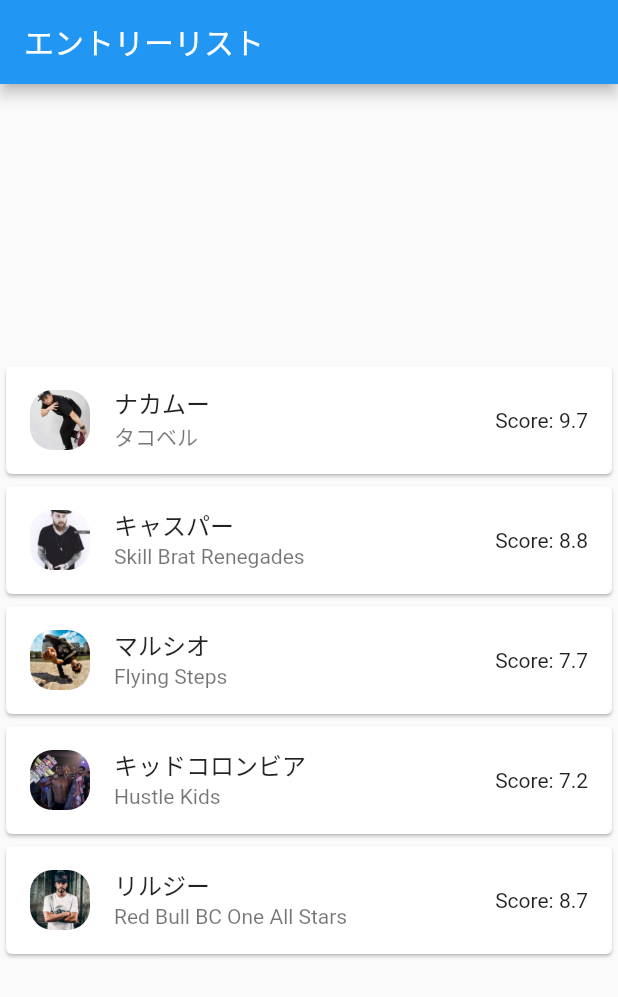
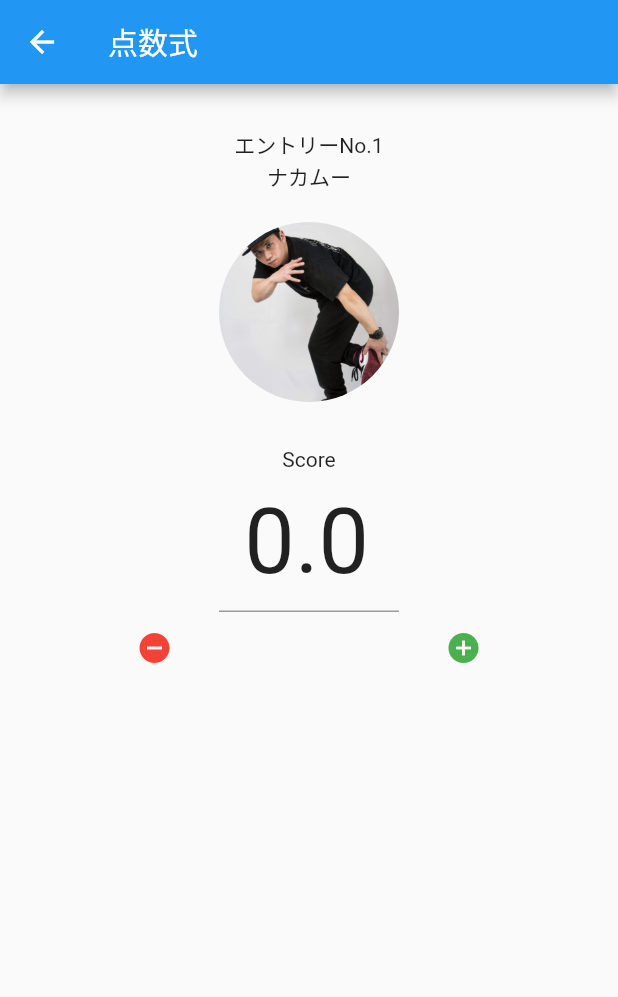
Before and after one commit to ATUSHIKADOWAKI/dance_judge_system, a Flutter app: the JudgeEntryListPage screen opened by its route, after a tap on "ナカムー", on a phone screen of 412 x 824 dp. Shown: the top 997 px of the screen. Run offline on Flutter 3.47's test engine with Material 2 defaults, Android fonts, the phone set to English and light mode, and no system bars; our stand-ins replace flutter_riverpod, go_router.

Commit message:
採点式システム追加

```diff
--- a/lib/main.dart
+++ b/lib/main.dart
@@ -2,6 +2,7 @@ import 'package:dance_judge_system/page/judge_page.dart';
 import 'package:dance_judge_system/page/judge_entorylist_page.dart';
 import 'package:dance_judge_system/page/my_home_page.dart';
 import 'package:dance_judge_system/page/organizer_page.dart';
+import 'package:dance_judge_system/page/scoring_page.dart';
 import 'package:dance_judge_system/state.dart';
 import 'package:flutter/material.dart';
 import 'package:flutter_riverpod/flutter_riverpod.dart';
@@ -44,6 +45,14 @@ final _router = GoRouter(
         child: const JudgeEntryListPage(),
       ),
     ),
+    GoRoute(
+      name: 'scoring',
+      path: '/scoring',
+      pageBuilder: (context, state) => MaterialPage(
+        key: state.pageKey,
+        child: const ScoringPage(),
+      ),
+    ),
   ],
   //遷移ページがないなどのエラーが発生した時に、このページに行く
   errorPageBuilder: (context, state) => MaterialPage(
--- a/lib/page/judge_entorylist_page.dart
+++ b/lib/page/judge_entorylist_page.dart
@@ -1,6 +1,7 @@
 import 'package:flutter/cupertino.dart';
 import 'package:flutter/material.dart';
 import 'package:flutter_riverpod/flutter_riverpod.dart';
+import 'package:go_router/go_router.dart';
 
 class JudgeEntryListPage extends ConsumerStatefulWidget {
   const JudgeEntryListPage({
@@ -39,7 +40,9 @@ class _JudgeEntryListPage extends ConsumerState<JudgeEntryListPage> {
                   title: Text('ナカムー'),
                   subtitle: Text('タコベル'),
                   trailing: Text('Score: 9.7'),
-                  onTap: () {},
+                  onTap: () {
+                    context.push('/scoring');
+                  },
                 ),
               ),
               Card(
--- /dev/null
+++ b/lib/page/scoring_page.dart
@@ -0,0 +1,115 @@
+import 'package:flutter/cupertino.dart';
+import 'package:flutter/material.dart';
+import 'package:flutter/services.dart';
+import 'package:flutter_riverpod/flutter_riverpod.dart';
+
+import '../state.dart';
+
+class ScoringPage extends ConsumerStatefulWidget {
+  const ScoringPage({
+    Key? key,
+  }) : super(key: key);
+
+  @override
+  ConsumerState createState() => _ScoringPage();
+}
+
+class _ScoringPage extends ConsumerState<ScoringPage> {
+  @override
+  Widget build(BuildContext context) {
+    final score = ref.watch(scoreProvider).toStringAsFixed(1);
+
+    return Scaffold(
+      appBar: AppBar(
+        title: Text('点数式'),
+      ),
+      body: GestureDetector(
+        behavior: HitTestBehavior.opaque,
+        onTap: () => FocusScope.of(context).unfocus(),
+        child: Center(
+          child: Column(
+            mainAxisAlignment: MainAxisAlignment.start,
+            children: [
+              Padding(
+                padding: const EdgeInsets.all(30.0),
+                child: Container(
+                  child: Column(
+                    mainAxisAlignment: MainAxisAlignment.start,
+                    children: [
+                      Text('エントリーNo.1'),
+                      Text('ナカムー'),
+                      SizedBox(
+                        height: 20.0,
+                      ),
+                      SizedBox(
+                        width: 120.0,
+                        height: 120.0,
+                        child: ClipRRect(
+                          borderRadius: BorderRadius.circular(60.0),
+                          child: Image(
+                            height: 300.0,
+                            width: double.infinity,
+                            image: AssetImage('images/nakamu.jpeg'),
+                            fit: BoxFit.cover,
+                          ),
+                        ),
+                      ),
+                    ],
+                  ),
+                ),
+              ),
+              Container(
+                child: Column(
+                  children: [
+                    Text('Score'),
+                    SizedBox(
+                      width: 120.0,
+                      child: TextField(
+                        textAlign: TextAlign.center,
+                        maxLength: 3,
+                        controller:
+                            TextEditingController(text: score.toString()),
+                        style: TextStyle(
+                          fontSize: 60,
+                        ),
+                        onChanged: (score) {
+                          score = score;
+                        },
+                        decoration: InputDecoration(
+                          hintMaxLines: 1,
+                          hintText: '0',
+                          counterText: '',
+                        ),
+                        keyboardType: TextInputType.number,
+                      ),
+                    ),
+                  ],
+                ),
+              ),
+              Row(
+                mainAxisAlignment: MainAxisAlignment.spaceAround,
+                crossAxisAlignment: CrossAxisAlignment.end,
+                children: [
+                  IconButton(
+                    color: Colors.red,
+                    onPressed: () {
+                      ref.read(scoreProvider.notifier).decrement();
+                    },
+                    icon: Icon(Icons.remove_circle),
+                  ),
+                  IconButton(
+                    color: Colors.green,
+                    onPressed: () {
+                      ref.read(scoreProvider.notifier).increment();
+                    },
+                    icon: Icon(Icons.add_circle),
+                  ),
+                ],
+              )
+            ],
+          ),
+        ),
+      ),
+    );
+  }
+}
--- a/lib/state.dart
+++ b/lib/state.dart
@@ -11,3 +11,15 @@ class CounterNotifier extends StateNotifier<int> {
 final counterProvider = StateNotifierProvider<CounterNotifier, int>((ref) {
   return CounterNotifier();
 });
+
+class ScoreNotifier extends StateNotifier<double> {
+  //super(初期値)
+  ScoreNotifier() : super(0);
+  void increment() => state += 0.1;
+  void decrement() => state -= 0.1;
+}
+
+//④グローバルに宣言
+final scoreProvider = StateNotifierProvider<ScoreNotifier, double>((ref) {
+  return ScoreNotifier();
+});
```
